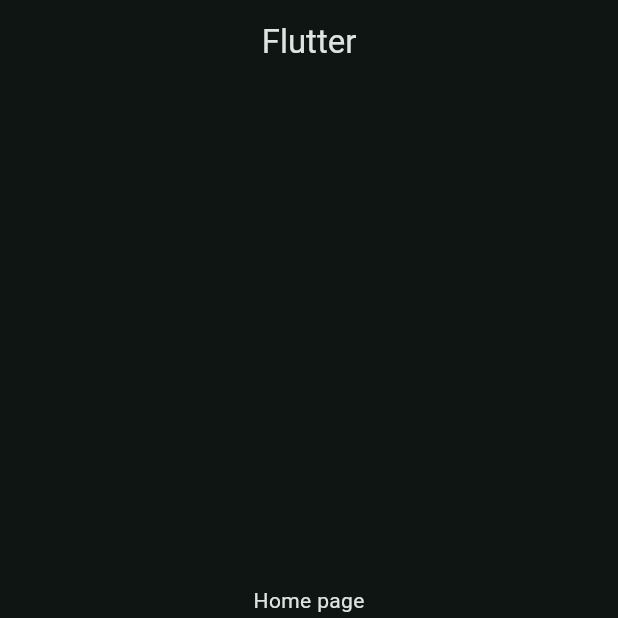
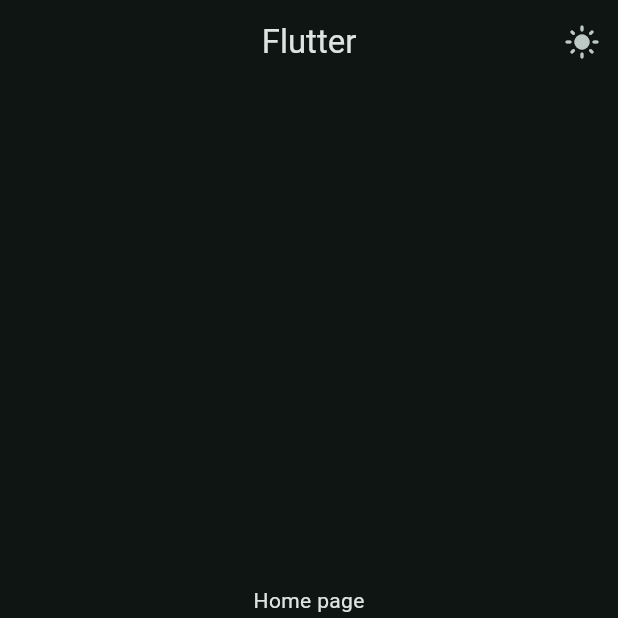
Before and after one commit to slammax/flutter_widgets_learning, a Flutter app: the screen it shows after launch, on a phone screen of 412 x 824 dp, the top half of it. Run offline on Flutter 3.47's test engine with Material 3 defaults, Android fonts, the phone set to English and light mode, and no system bars.

Commit message:
add theme switcher

```diff
--- a/lib/data/notifiers.dart
+++ b/lib/data/notifiers.dart
@@ -1,3 +1,5 @@
 import 'package:flutter/widgets.dart';
 
 ValueNotifier<int> selectedPageNotifier = ValueNotifier(0);
+
+ValueNotifier<bool> isDarkModeNotifier = ValueNotifier(true);
--- a/lib/main.dart
+++ b/lib/main.dart
@@ -1,4 +1,7 @@
 import 'package:flutter/material.dart';
+import 'package:flutter_widgets/data/notifiers.dart';
+import 'package:flutter_widgets/theme/dark_theme.dart';
+import 'package:flutter_widgets/theme/light_theme.dart';
 import 'package:flutter_widgets/views/widgets_tree.dart';
 
 void main() {
@@ -15,13 +18,18 @@
 class _MainAppState extends State<MainApp> {
   @override
   Widget build(BuildContext context) {
-    return MaterialApp(
-      debugShowCheckedModeBanner: false,
-      theme: ThemeData(
-        colorScheme: .fromSeed(seedColor: Colors.teal, brightness: .dark),
-      ),
+    return ValueListenableBuilder(
+      valueListenable: isDarkModeNotifier,
+      builder: (context, isDark, child) {
+        return MaterialApp(
+          debugShowCheckedModeBanner: false,
+          theme: lightTheme,
+          darkTheme: darkTheme,
+          themeMode: isDark ? ThemeMode.dark : ThemeMode.light,
 
-      home: WidgetsTree(),
+          home: WidgetsTree(),
+        );
+      },
     );
   }
 }
--- /dev/null
+++ b/lib/theme/dark_theme.dart
@@ -0,0 +1,9 @@
+import 'package:flutter/material.dart';
+
+ThemeData darkTheme = ThemeData(
+  brightness: Brightness.dark,
+  colorScheme: ColorScheme.fromSeed(
+    seedColor: Colors.teal,
+    brightness: Brightness.dark,
+  ),
+);
--- /dev/null
+++ b/lib/theme/light_theme.dart
@@ -0,0 +1,9 @@
+import 'package:flutter/material.dart';
+
+ThemeData lightTheme = ThemeData(
+  brightness: Brightness.light,
+  colorScheme: ColorScheme.fromSeed(
+    seedColor: Colors.teal,
+    brightness: Brightness.light,
+  ),
+);
--- a/lib/views/widgets_tree.dart
+++ b/lib/views/widgets_tree.dart
@@ -12,7 +12,23 @@
   @override
   Widget build(BuildContext context) {
     return Scaffold(
-      appBar: AppBar(title: Text('Flutter'), centerTitle: true),
+      appBar: AppBar(
+        title: Text('Flutter'),
+        centerTitle: true,
+        actions: [
+          IconButton(
+            onPressed: () {
+              isDarkModeNotifier.value = !isDarkModeNotifier.value;
+            },
+            icon: ValueListenableBuilder(
+              valueListenable: isDarkModeNotifier,
+              builder: (context, isDark, child) {
+                return Icon(isDark ? Icons.light_mode : Icons.dark_mode);
+              },
+            ),
+          ),
+        ],
+      ),
 
       body: ValueListenableBuilder(
         valueListenable: selectedPageNotifier,
```
